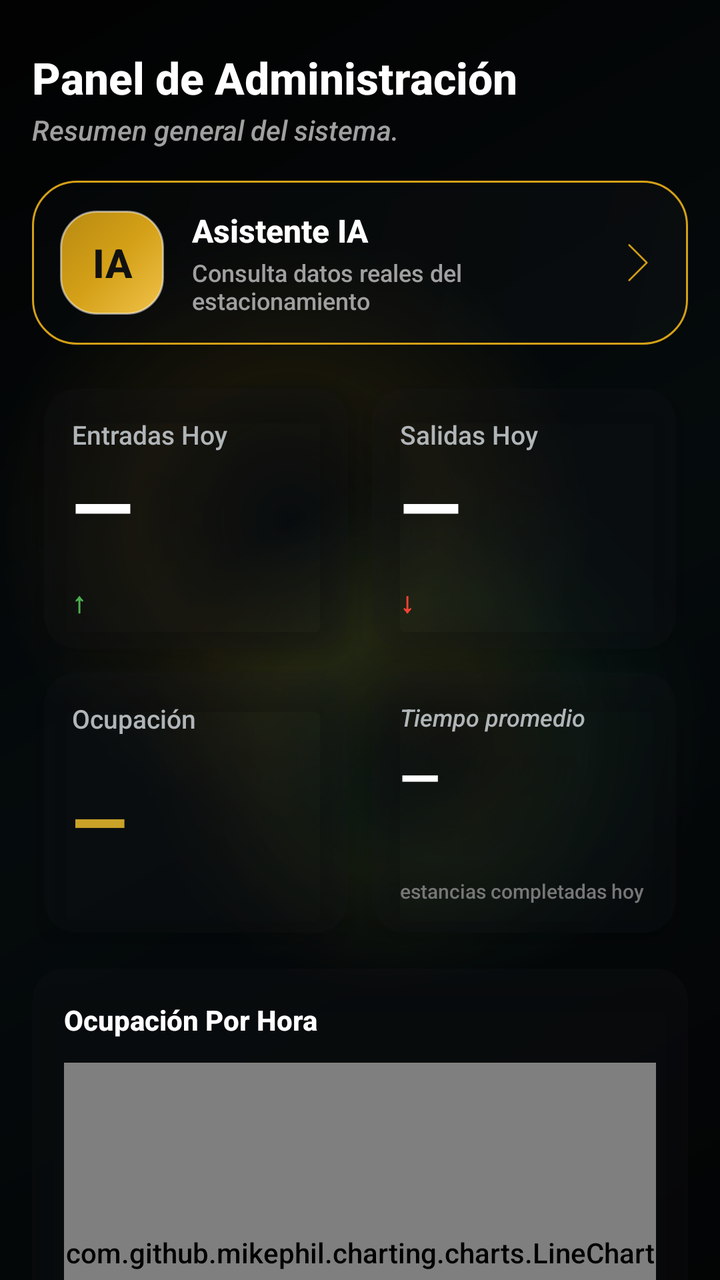
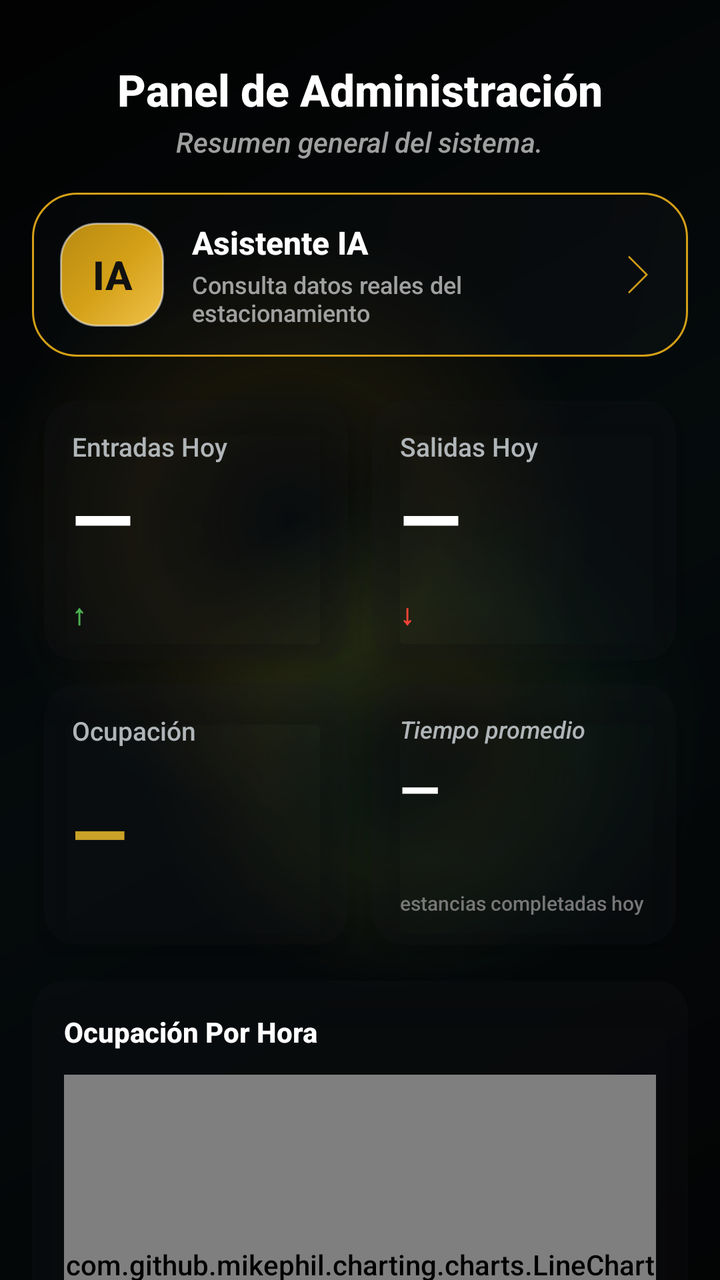

Screens rendered from an Android XML layout before and after an edit, with the pre-edit source and the edit as a unified diff.
<!-- AndroidManifest.xml: application theme Theme.AppKaaxPark -->
<!-- res/layout/activity_dashboard.xml -->
<?xml version="1.0" encoding="utf-8"?>
<ScrollView xmlns:android="http://schemas.android.com/apk/res/android"
    xmlns:app="http://schemas.android.com/apk/res-auto"
    xmlns:tools="http://schemas.android.com/tools"
    android:layout_width="match_parent"
    android:layout_height="match_parent"
    android:background="@drawable/bg_screen_glass"
    android:fillViewport="true"
    android:scrollbars="none">

    <LinearLayout
        android:layout_width="match_parent"
        android:layout_height="wrap_content"
        android:orientation="vertical"
        android:padding="16dp">

        
        <TextView
            android:layout_width="wrap_content"
            android:layout_height="wrap_content"
            android:layout_marginTop="8dp"
            android:text="Panel de Administración"
            android:textColor="#FFFFFF"
            android:textSize="22sp"
            android:textStyle="bold" />

        <TextView
            android:layout_width="wrap_content"
            android:layout_height="wrap_content"
            android:layout_marginTop="2dp"
            android:layout_marginBottom="16dp"
            android:text="Resumen general del sistema."
            android:textColor="#A0A0A0"
            android:textSize="14sp"
            android:textStyle="italic" />

        <LinearLayout
            android:id="@+id/btnAsistenteIA"
            android:layout_width="match_parent"
            android:layout_height="wrap_content"
            android:layout_marginBottom="16dp"
            android:background="@drawable/bg_boton_generar"
            android:clickable="true"
            android:focusable="true"
            android:foreground="?attr/selectableItemBackground"
            android:gravity="center_vertical"
            android:orientation="horizontal"
            android:padding="14dp">

            <TextView
                android:layout_width="52dp"
                android:layout_height="52dp"
                android:background="@drawable/bg_boton_dorado_solido"
                android:gravity="center"
                android:text="IA"
                android:textColor="#111111"
                android:textSize="20sp"
                android:textStyle="bold" />

            <LinearLayout
                android:layout_width="0dp"
                android:layout_height="wrap_content"
                android:layout_marginStart="14dp"
                android:layout_weight="1"
                android:orientation="vertical">

                <TextView
                    android:layout_width="wrap_content"
                    android:layout_height="wrap_content"
                    android:text="Asistente IA"
                    android:textColor="#FFFFFF"
                    android:textSize="16sp"
                    android:textStyle="bold" />

                <TextView
                    android:layout_width="wrap_content"
                    android:layout_height="wrap_content"
                    android:layout_marginTop="2dp"
                    android:text="Consulta datos reales del estacionamiento"
                    android:textColor="#A0A0A0"
                    android:textSize="12sp" />
            </LinearLayout>

            <ImageView
                android:layout_width="22dp"
                android:layout_height="22dp"
                android:src="@drawable/icon_flecha_derecha"
                android:tint="#D4A017" />
        </LinearLayout>

        
        <GridLayout
            android:layout_width="match_parent"
            android:layout_height="wrap_content"
            android:columnCount="2"
            android:rowCount="2"
            android:alignmentMode="alignBounds"
            android:columnOrderPreserved="false">

            
            <androidx.cardview.widget.CardView
                android:layout_width="0dp"
                android:layout_height="130dp"
                android:layout_columnWeight="1"
                android:layout_rowWeight="1"
                android:layout_margin="6dp"
                app:cardBackgroundColor="@color/glass_surface"
                app:cardCornerRadius="16dp"
                app:cardElevation="8dp">
                <androidx.constraintlayout.widget.ConstraintLayout
                    android:layout_width="match_parent"
                    android:layout_height="match_parent"
                    android:padding="14dp">
                    <TextView
                        android:id="@+id/titleEntradas"
                        android:layout_width="wrap_content"
                        android:layout_height="wrap_content"
                        android:text="Entradas Hoy"
                        android:textColor="#B0B5B8"
                        android:textSize="13sp"
                        app:layout_constraintTop_toTopOf="parent"
                        app:layout_constraintStart_toStartOf="parent" />
                    <TextView
                        android:id="@+id/numEntradas"
                        android:layout_width="wrap_content"
                        android:layout_height="wrap_content"
                        android:text="—"
                        android:textColor="#FFFFFF"
                        android:textSize="40sp"
                        android:textStyle="bold"
                        app:layout_constraintTop_toBottomOf="@id/titleEntradas"
                        app:layout_constraintStart_toStartOf="parent" />
                    <TextView
                        android:layout_width="wrap_content"
                        android:layout_height="wrap_content"
                        android:text="↑"
                        android:textColor="#4CAF50"
                        android:textSize="14sp"
                        android:textStyle="bold"
                        app:layout_constraintBottom_toBottomOf="parent"
                        app:layout_constraintStart_toStartOf="parent" />
                </androidx.constraintlayout.widget.ConstraintLayout>
            </androidx.cardview.widget.CardView>

            
            <androidx.cardview.widget.CardView
                android:layout_width="0dp"
                android:layout_height="130dp"
                android:layout_columnWeight="1"
                android:layout_rowWeight="1"
                android:layout_margin="6dp"
                app:cardBackgroundColor="@color/glass_surface"
                app:cardCornerRadius="16dp"
                app:cardElevation="8dp">
                <androidx.constraintlayout.widget.ConstraintLayout
                    android:layout_width="match_parent"
                    android:layout_height="match_parent"
                    android:padding="14dp">
                    <TextView
                        android:id="@+id/titleSalidas"
                        android:layout_width="wrap_content"
                        android:layout_height="wrap_content"
                        android:text="Salidas Hoy"
                        android:textColor="#B0B5B8"
                        android:textSize="13sp"
                        app:layout_constraintTop_toTopOf="parent"
                        app:layout_constraintStart_toStartOf="parent" />
                    <TextView
                        android:id="@+id/numSalidas"
                        android:layout_width="wrap_content"
                        android:layout_height="wrap_content"
                        android:text="—"
                        android:textColor="#FFFFFF"
                        android:textSize="40sp"
                        android:textStyle="bold"
                        app:layout_constraintTop_toBottomOf="@id/titleSalidas"
                        app:layout_constraintStart_toStartOf="parent" />
                    <TextView
                        android:layout_width="wrap_content"
                        android:layout_height="wrap_content"
                        android:text="↓"
                        android:textColor="#F44336"
                        android:textSize="14sp"
                        android:textStyle="bold"
                        app:layout_constraintBottom_toBottomOf="parent"
                        app:layout_constraintStart_toStartOf="parent" />
                </androidx.constraintlayout.widget.ConstraintLayout>
            </androidx.cardview.widget.CardView>

            
            <androidx.cardview.widget.CardView
                android:layout_width="0dp"
                android:layout_height="130dp"
                android:layout_columnWeight="1"
                android:layout_rowWeight="1"
                android:layout_margin="6dp"
                app:cardBackgroundColor="@color/glass_surface"
                app:cardCornerRadius="16dp"
                app:cardElevation="8dp">
                <androidx.constraintlayout.widget.ConstraintLayout
                    android:layout_width="match_parent"
                    android:layout_height="match_parent"
                    android:padding="14dp">
                    <TextView
                        android:id="@+id/titleOcupacion"
                        android:layout_width="wrap_content"
                        android:layout_height="wrap_content"
                        android:text="Ocupación"
                        android:textColor="#B0B5B8"
                        android:textSize="13sp"
                        app:layout_constraintTop_toTopOf="parent"
                        app:layout_constraintStart_toStartOf="parent" />
                    <TextView
                        android:id="@+id/numOcupacion"
                        android:layout_width="wrap_content"
                        android:layout_height="wrap_content"
                        android:text="—"
                        android:textColor="#C9A227"
                        android:textSize="36sp"
                        android:textStyle="bold"
                        app:layout_constraintTop_toBottomOf="@id/titleOcupacion"
                        app:layout_constraintStart_toStartOf="parent"
                        app:layout_constraintBottom_toBottomOf="parent" />
                </androidx.constraintlayout.widget.ConstraintLayout>
            </androidx.cardview.widget.CardView>

            
            <androidx.cardview.widget.CardView
                android:layout_width="0dp"
                android:layout_height="130dp"
                android:layout_columnWeight="1"
                android:layout_rowWeight="1"
                android:layout_margin="6dp"
                app:cardBackgroundColor="@color/glass_surface"
                app:cardCornerRadius="16dp"
                app:cardElevation="8dp">
                <androidx.constraintlayout.widget.ConstraintLayout
                    android:layout_width="match_parent"
                    android:layout_height="match_parent"
                    android:padding="14dp">
                    <TextView
                        android:id="@+id/titleTiempo"
                        android:layout_width="wrap_content"
                        android:layout_height="wrap_content"
                        android:text="Tiempo promedio"
                        android:textColor="#B0B5B8"
                        android:textSize="12sp"
                        android:textStyle="italic"
                        app:layout_constraintTop_toTopOf="parent"
                        app:layout_constraintStart_toStartOf="parent" />
                    <TextView
                        android:id="@+id/numTiempo"
                        android:layout_width="wrap_content"
                        android:layout_height="wrap_content"
                        android:layout_marginTop="4dp"
                        android:text="—"
                        android:textColor="#FFFFFF"
                        android:textSize="26sp"
                        android:textStyle="bold"
                        app:layout_constraintTop_toBottomOf="@id/titleTiempo"
                        app:layout_constraintStart_toStartOf="parent" />
                    <TextView
                        android:layout_width="wrap_content"
                        android:layout_height="wrap_content"
                        android:text="estancias completadas hoy"
                        android:textColor="#777777"
                        android:textSize="10sp"
                        app:layout_constraintBottom_toBottomOf="parent"
                        app:layout_constraintStart_toStartOf="parent" />
                </androidx.constraintlayout.widget.ConstraintLayout>
            </androidx.cardview.widget.CardView>

        </GridLayout>

        
        <androidx.cardview.widget.CardView
            android:layout_width="match_parent"
            android:layout_height="wrap_content"
            android:layout_marginTop="12dp"
            app:cardBackgroundColor="@color/glass_surface"
            app:cardCornerRadius="16dp"
            app:cardElevation="8dp">

            <LinearLayout
                android:layout_width="match_parent"
                android:layout_height="wrap_content"
                android:orientation="vertical"
                android:padding="16dp">

                <TextView
                    android:layout_width="wrap_content"
                    android:layout_height="wrap_content"
                    android:text="Ocupación Por Hora"
                    android:textColor="#FFFFFF"
                    android:textSize="14sp"
                    android:textStyle="bold"
                    android:layout_marginBottom="12dp" />

                <com.github.mikephil.charting.charts.LineChart
                    android:id="@+id/lineChart"
                    android:layout_width="match_parent"
                    android:layout_height="190dp" />

            </LinearLayout>
        </androidx.cardview.widget.CardView>

        
        <androidx.cardview.widget.CardView
            android:layout_width="match_parent"
            android:layout_height="wrap_content"
            android:layout_marginTop="12dp"
            android:layout_marginBottom="16dp"
            app:cardBackgroundColor="@color/glass_surface"
            app:cardCornerRadius="16dp"
            app:cardElevation="8dp">

            <LinearLayout
                android:layout_width="match_parent"
                android:layout_height="wrap_content"
                android:orientation="vertical"
                android:padding="16dp">

                <TextView
                    android:layout_width="wrap_content"
                    android:layout_height="wrap_content"
                    android:text="Actividad Reciente"
                    android:textColor="#FFFFFF"
                    android:textSize="14sp"
                    android:textStyle="bold"
                    android:layout_marginBottom="4dp" />

                
                <LinearLayout
                    android:id="@+id/contenedorActividad"
                    android:layout_width="match_parent"
                    android:layout_height="wrap_content"
                    android:orientation="vertical" />

            </LinearLayout>
        </androidx.cardview.widget.CardView>

    </LinearLayout>
</ScrollView>
<!-- resources referenced by this layout -->
<resources>
  <color name="glass_surface">#33191D21</color>
  <!-- drawable bg_boton_dorado_solido (drawable) -->
  <?xml version="1.0" encoding="utf-8"?>
  <shape xmlns:android="http://schemas.android.com/apk/res/android"
      android:shape="rectangle">
      <gradient
          android:angle="135"
          android:startColor="@color/gold_light"
          android:centerColor="@color/gold_primary"
          android:endColor="#B88A12" />
      <stroke
          android:width="1dp"
          android:color="#80FFFFFF" />
      <corners android:radius="18dp" />
  </shape>
  <!-- drawable bg_boton_generar (drawable) -->
  <?xml version="1.0" encoding="utf-8"?>
  <shape xmlns:android="http://schemas.android.com/apk/res/android"
      android:shape="rectangle">
      <gradient
          android:angle="135"
          android:startColor="#33191D21"
          android:centerColor="#26171B1F"
          android:endColor="#20101214" />
      <stroke
          android:width="1dp"
          android:color="@color/gold_primary" />
      <corners android:radius="22dp" />
  </shape>
  <style name="Theme.AppKaaxPark" parent="Base.Theme.AppKaaxPark" />
  <color name="gold_light">#F0C24B</color>
  <color name="gold_primary">#D4A017</color>
  <color name="glass_scrim">#66000000</color>
  <style name="Base.Theme.AppKaaxPark" parent="Theme.Material3.DayNight.NoActionBar">
          <item name="colorPrimary">@color/gold_primary</item>
          <item name="colorOnPrimary">@color/black</item>
          <item name="colorSecondary">@color/gold_secondary</item>
          <item name="colorOnSecondary">@color/black</item>
          <item name="colorTertiary">@color/gold_light</item>
          <item name="colorSurface">@color/glass_surface</item>
          <item name="colorOnSurface">@color/white</item>
          <item name="colorSurfaceVariant">@color/glass_surface_soft</item>
          <item name="colorOutline">@color/glass_border</item>
          <item name="android:textViewStyle">@style/Widget.AppKaaxPark.TextView</item>
          <item name="android:editTextStyle">@style/Widget.AppKaaxPark.EditText</item>
          <item name="android:buttonStyle">@style/Widget.AppKaaxPark.Button</item>
          <item name="android:statusBarColor">@android:color/transparent</item>
          <item name="android:navigationBarColor">@android:color/transparent</item>
          <item name="android:windowBackground">@drawable/bg_screen_glass</item>
          <item name="android:windowLightStatusBar">false</item>
          <item name="android:windowLightNavigationBar">false</item>
      </style>
  <color name="black">#FF000000</color>
  <color name="gold_secondary">#E5A93C</color>
  <color name="white">#FFFFFFFF</color>
  <color name="glass_surface_soft">#22191D21</color>
  <color name="glass_border">#40FFFFFF</color>
  <style name="Widget.AppKaaxPark.TextView" parent="@android:style/Widget.TextView">
          <item name="android:fontFamily">sans-serif-medium</item>
      </style>
  <style name="Widget.AppKaaxPark.EditText" parent="@android:style/Widget.EditText">
          <item name="android:fontFamily">sans-serif-medium</item>
      </style>
  <style name="Widget.AppKaaxPark.Button" parent="@android:style/Widget.Button">
          <item name="android:fontFamily">sans-serif-medium</item>
          <item name="android:letterSpacing">0.02</item>
      </style>
  <!-- unchanged entries left out for length: 2 -->
</resources>

<!-- the commit's change to res/layout/activity_dashboard.xml (unified diff, before → after) -->
@@ -18,7 +18,8 @@
         <TextView
             android:layout_width="wrap_content"
             android:layout_height="wrap_content"
-            android:layout_marginTop="8dp"
+            android:layout_gravity="center_horizontal"
+            android:layout_marginTop="14dp"
             android:text="Panel de Administración"
             android:textColor="#FFFFFF"
             android:textSize="22sp"
@@ -27,6 +28,7 @@
         <TextView
             android:layout_width="wrap_content"
             android:layout_height="wrap_content"
+            android:layout_gravity="center_horizontal"
             android:layout_marginTop="2dp"
             android:layout_marginBottom="16dp"
             android:text="Resumen general del sistema."
